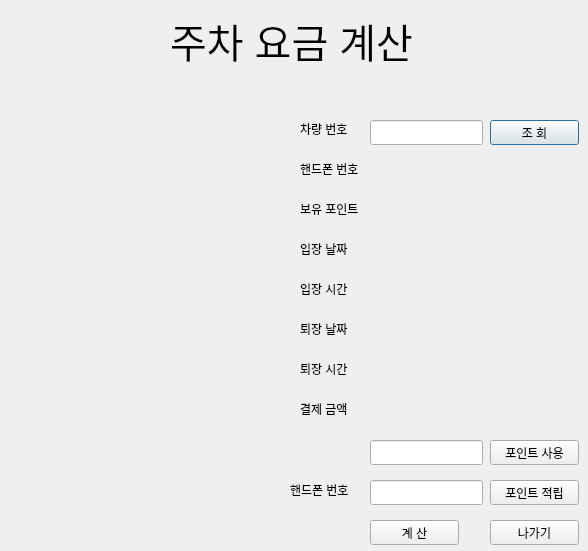
First picture: the form in cal.ui, repository mssung34/ALPR, before the edit.
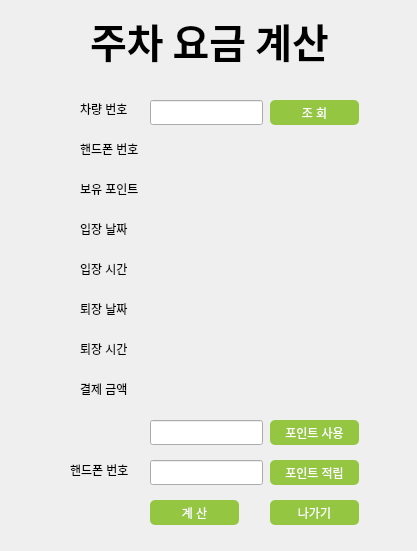
Second picture: the form after the edit. Icons and pictures are not drawn.

Diff of the .ui file:
```diff
--- a/cal.ui
+++ b/cal.ui
@@ -6,7 +6,7 @@
    <rect>
     <x>0</x>
     <y>0</y>
-    <width>588</width>
+    <width>417</width>
     <height>551</height>
    </rect>
   </property>
@@ -16,49 +16,47 @@
   <widget class="QLabel" name="title">
    <property name="geometry">
     <rect>
-     <x>170</x>
+     <x>90</x>
      <y>10</y>
-     <width>291</width>
+     <width>290</width>
      <height>61</height>
     </rect>
    </property>
    <property name="font">
     <font>
+     <family>Noto Sans CJK HK</family>
      <pointsize>30</pointsize>
+     <weight>75</weight>
+     <bold>true</bold>
     </font>
    </property>
    <property name="text">
     <string>주차 요금 계산</string>
    </property>
   </widget>
-  <widget class="QLabel" name="chart">
-   <property name="geometry">
-    <rect>
-     <x>20</x>
-     <y>100</y>
-     <width>250</width>
-     <height>300</height>
-    </rect>
-   </property>
-   <property name="text">
-    <string/>
-   </property>
-   <property name="pixmap">
-    <pixmap>../../../사진/chart.png</pixmap>
-   </property>
-   <property name="scaledContents">
-    <bool>true</bool>
-   </property>
-  </widget>
   <widget class="QPushButton" name="find_btn">
    <property name="geometry">
     <rect>
-     <x>490</x>
-     <y>120</y>
+     <x>270</x>
+     <y>100</y>
      <width>89</width>
      <height>25</height>
     </rect>
    </property>
+   <property name="styleSheet">
+    <string notr="true">
+QPushButton{
+	background-color: rgb(148, 198, 65);
+	color: rgb(255, 255, 255);
+	border-radius: 5px
+}
+QPushButton:hover{
+	
+	background-color: rgb(78, 154, 6);
+	border-radius: 5px
+
+}</string>
+   </property>
    <property name="text">
     <string>조 회</string>
    </property>
@@ -66,8 +64,8 @@
   <widget class="QLineEdit" name="plate_input">
    <property name="geometry">
     <rect>
-     <x>370</x>
-     <y>120</y>
+     <x>150</x>
+     <y>100</y>
      <width>113</width>
      <height>25</height>
     </rect>
@@ -76,8 +74,8 @@
   <widget class="QLabel" name="title_2">
    <property name="geometry">
     <rect>
-     <x>300</x>
-     <y>120</y>
+     <x>80</x>
+     <y>100</y>
      <width>61</width>
      <height>17</height>
     </rect>
@@ -89,8 +87,8 @@
   <widget class="QLabel" name="label">
    <property name="geometry">
     <rect>
-     <x>300</x>
-     <y>160</y>
+     <x>80</x>
+     <y>140</y>
      <width>201</width>
      <height>17</height>
     </rect>
@@ -102,8 +100,8 @@
   <widget class="QLabel" name="label_2">
    <property name="geometry">
     <rect>
-     <x>300</x>
-     <y>240</y>
+     <x>80</x>
+     <y>220</y>
      <width>201</width>
      <height>17</height>
     </rect>
@@ -115,8 +113,8 @@
   <widget class="QLabel" name="label_3">
    <property name="geometry">
     <rect>
-     <x>300</x>
-     <y>280</y>
+     <x>80</x>
+     <y>260</y>
      <width>201</width>
      <height>17</height>
     </rect>
@@ -128,8 +126,8 @@
   <widget class="QLabel" name="label_4">
    <property name="geometry">
     <rect>
-     <x>300</x>
-     <y>320</y>
+     <x>80</x>
+     <y>300</y>
      <width>211</width>
      <height>17</height>
     </rect>
@@ -141,8 +139,8 @@
   <widget class="QLabel" name="label_5">
    <property name="geometry">
     <rect>
-     <x>300</x>
-     <y>360</y>
+     <x>80</x>
+     <y>340</y>
      <width>211</width>
      <height>17</height>
     </rect>
@@ -154,8 +152,8 @@
   <widget class="QLabel" name="label_6">
    <property name="geometry">
     <rect>
-     <x>300</x>
-     <y>400</y>
+     <x>80</x>
+     <y>380</y>
      <width>211</width>
      <height>17</height>
     </rect>
@@ -167,12 +165,26 @@
   <widget class="QPushButton" name="out_btn">
    <property name="geometry">
     <rect>
-     <x>490</x>
-     <y>520</y>
+     <x>270</x>
+     <y>500</y>
      <width>89</width>
      <height>25</height>
     </rect>
    </property>
+   <property name="styleSheet">
+    <string notr="true">
+QPushButton{
+	background-color: rgb(148, 198, 65);
+	color: rgb(255, 255, 255);
+	border-radius: 5px
+}
+QPushButton:hover{
+	
+	background-color: rgb(78, 154, 6);
+	border-radius: 5px
+
+}</string>
+   </property>
    <property name="text">
     <string>나가기</string>
    </property>
@@ -180,12 +192,26 @@
   <widget class="QPushButton" name="cal_btn">
    <property name="geometry">
     <rect>
-     <x>370</x>
-     <y>520</y>
+     <x>150</x>
+     <y>500</y>
      <width>89</width>
      <height>25</height>
     </rect>
    </property>
+   <property name="styleSheet">
+    <string notr="true">
+QPushButton{
+	background-color: rgb(148, 198, 65);
+	color: rgb(255, 255, 255);
+	border-radius: 5px
+}
+QPushButton:hover{
+	
+	background-color: rgb(78, 154, 6);
+	border-radius: 5px
+
+}</string>
+   </property>
    <property name="text">
     <string>계 산</string>
    </property>
@@ -193,8 +219,8 @@
   <widget class="QLabel" name="label_7">
    <property name="geometry">
     <rect>
-     <x>300</x>
-     <y>200</y>
+     <x>80</x>
+     <y>180</y>
      <width>201</width>
      <height>17</height>
     </rect>
@@ -206,12 +232,26 @@
   <widget class="QPushButton" name="point_btn">
    <property name="geometry">
     <rect>
-     <x>490</x>
-     <y>440</y>
+     <x>270</x>
+     <y>420</y>
      <width>89</width>
      <height>25</height>
     </rect>
    </property>
+   <property name="styleSheet">
+    <string notr="true">
+QPushButton{
+	background-color: rgb(148, 198, 65);
+	color: rgb(255, 255, 255);
+	border-radius: 5px
+}
+QPushButton:hover{
+	
+	background-color: rgb(78, 154, 6);
+	border-radius: 5px
+
+}</string>
+   </property>
    <property name="text">
     <string>포인트 사용</string>
    </property>
@@ -219,8 +259,8 @@
   <widget class="QLineEdit" name="point_input">
    <property name="geometry">
     <rect>
-     <x>370</x>
-     <y>440</y>
+     <x>150</x>
+     <y>420</y>
      <width>113</width>
      <height>25</height>
     </rect>
@@ -229,8 +269,8 @@
   <widget class="QLineEdit" name="phone_input">
    <property name="geometry">
     <rect>
-     <x>370</x>
-     <y>480</y>
+     <x>150</x>
+     <y>460</y>
      <width>113</width>
      <height>25</height>
     </rect>
@@ -239,12 +279,26 @@
   <widget class="QPushButton" name="take_btn">
    <property name="geometry">
     <rect>
-     <x>490</x>
-     <y>480</y>
+     <x>270</x>
+     <y>460</y>
      <width>89</width>
      <height>25</height>
     </rect>
    </property>
+   <property name="styleSheet">
+    <string notr="true">
+QPushButton{
+	background-color: rgb(148, 198, 65);
+	color: rgb(255, 255, 255);
+	border-radius: 5px
+}
+QPushButton:hover{
+	
+	background-color: rgb(78, 154, 6);
+	border-radius: 5px
+
+}</string>
+   </property>
    <property name="text">
     <string>포인트 적립</string>
    </property>
@@ -252,8 +306,8 @@
   <widget class="QLabel" name="label_8">
    <property name="geometry">
     <rect>
-     <x>290</x>
-     <y>480</y>
+     <x>70</x>
+     <y>460</y>
      <width>81</width>
      <height>20</height>
     </rect>
```
